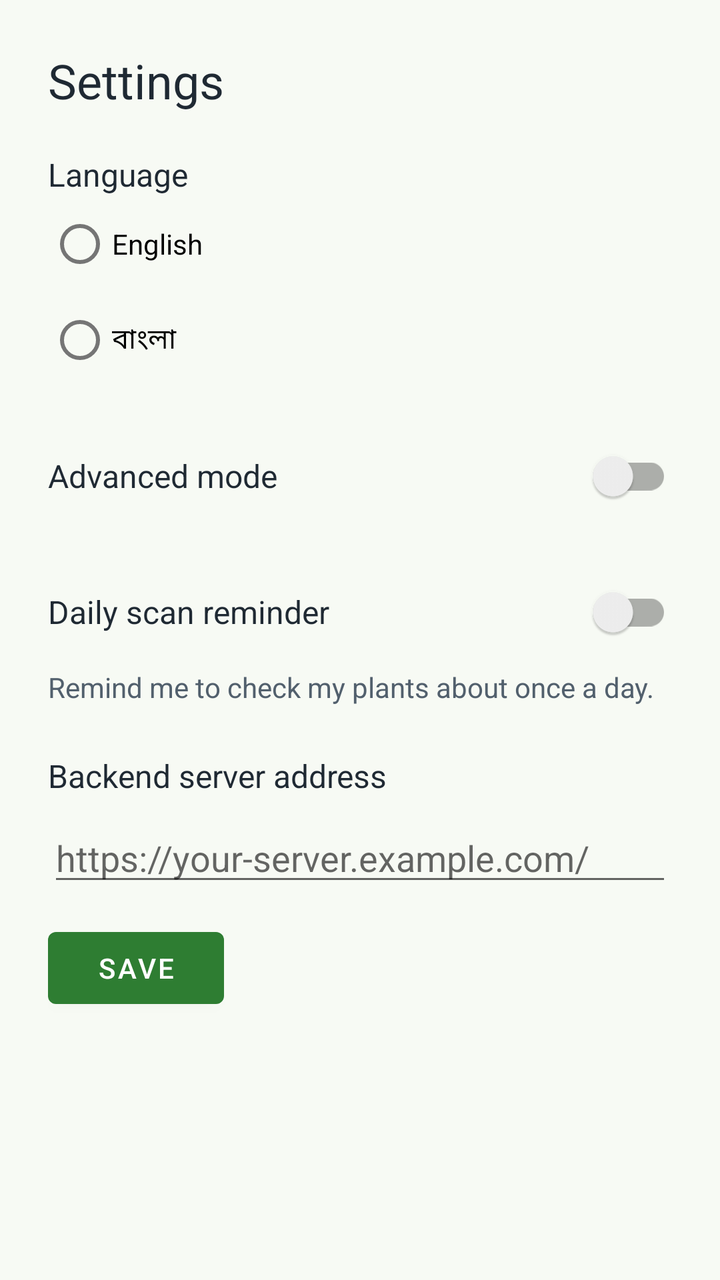
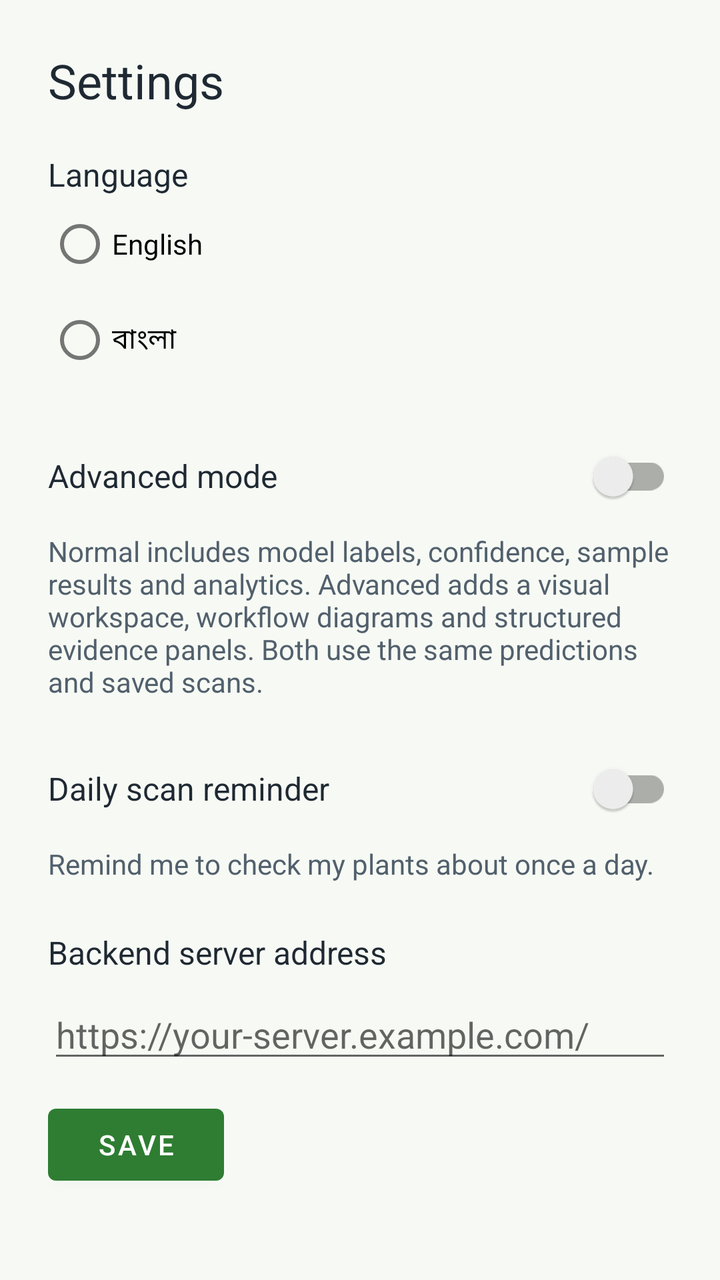

An Android layout rendered at two revisions. The XML below is the earlier revision; the diff shows what the commit changed to produce the second picture.
<!-- AndroidManifest.xml: application theme Theme.Cropora -->
<!-- res/layout/activity_settings.xml -->
<?xml version="1.0" encoding="utf-8"?>
<ScrollView xmlns:android="http://schemas.android.com/apk/res/android"
    android:layout_width="match_parent"
    android:layout_height="match_parent"
    android:fillViewport="true"
    android:background="@color/screen_background">

<LinearLayout
    android:layout_width="match_parent"
    android:layout_height="wrap_content"
    android:orientation="vertical"
    android:padding="24dp"
    android:background="@color/screen_background">

    <TextView
        android:id="@+id/textSettingsTitle"
        android:layout_width="match_parent"
        android:layout_height="wrap_content"
        android:text="@string/settings_title"
        android:textColor="@color/text_primary"
        android:textSize="24sp" />

    <TextView
        android:layout_width="match_parent"
        android:layout_height="wrap_content"
        android:layout_marginTop="20dp"
        android:text="@string/settings_language"
        android:textColor="@color/text_primary"
        android:textSize="16sp" />

    <RadioGroup
        android:id="@+id/groupLanguage"
        android:layout_width="match_parent"
        android:layout_height="wrap_content"
        android:orientation="vertical">
        <RadioButton
            android:id="@+id/radioEnglish"
            android:layout_width="match_parent"
            android:layout_height="wrap_content"
            android:minHeight="48dp"
            android:text="@string/language_english" />
        <RadioButton
            android:id="@+id/radioBangla"
            android:layout_width="match_parent"
            android:layout_height="wrap_content"
            android:minHeight="48dp"
            android:text="@string/language_bangla" />
    </RadioGroup>

    <androidx.appcompat.widget.SwitchCompat
        android:id="@+id/switchAdvancedMode"
        android:layout_width="match_parent"
        android:layout_height="wrap_content"
        android:minHeight="48dp"
        android:layout_marginTop="20dp"
        android:text="@string/settings_advanced_mode"
        android:textColor="@color/text_primary"
        android:textSize="16sp" />

    <androidx.appcompat.widget.SwitchCompat
        android:id="@+id/switchScanReminders"
        android:layout_width="match_parent"
        android:layout_height="wrap_content"
        android:layout_marginTop="20dp"
        android:text="@string/settings_scan_reminders"
        android:textColor="@color/text_primary"
        android:textSize="16sp" />

    <TextView
        android:layout_width="match_parent"
        android:layout_height="wrap_content"
        android:layout_marginTop="4dp"
        android:text="@string/settings_scan_reminders_description"
        android:textColor="@color/text_secondary" />

    <TextView
        android:id="@+id/textServerUrlLabel"
        android:layout_width="match_parent"
        android:layout_height="wrap_content"
        android:layout_marginTop="24dp"
        android:text="@string/server_url_label"
        android:textColor="@color/text_primary"
        android:textSize="16sp" />

    <EditText
        android:id="@+id/editServerUrl"
        android:layout_width="match_parent"
        android:layout_height="wrap_content"
        android:layout_marginTop="8dp"
        android:autofillHints=""
        android:hint="@string/server_url_hint"
        android:inputType="textUri"
        android:singleLine="true" />

    <Button
        android:id="@+id/buttonSaveServerUrl"
        android:layout_width="wrap_content"
        android:layout_height="wrap_content"
        android:layout_marginTop="12dp"
        android:text="@string/save_server_url" />

</LinearLayout>
</ScrollView>
<!-- resources referenced by this layout -->
<resources>
  <color name="screen_background">#F7FAF4</color>
  <color name="text_primary">#1F2933</color>
  <color name="text_secondary">#52606D</color>
  <string name="language_bangla" translatable="false">বাংলা</string>
  <string name="language_english" translatable="false">English</string>
  <string name="save_server_url">Save</string>
  <string name="server_url_hint">https://your-server.example.com/</string>
  <string name="server_url_label">Backend server address</string>
  <string name="settings_advanced_mode">Advanced mode</string>
  <string name="settings_language">Language</string>
  <string name="settings_scan_reminders">Daily scan reminder</string>
  <string name="settings_scan_reminders_description">Remind me to check my plants about once a day.</string>
  <string name="settings_title">Settings</string>
  <style name="Theme.Cropora" parent="Theme.MaterialComponents.DayNight.DarkActionBar">
          <item name="colorPrimary">@color/leaf_green</item>
          <item name="colorPrimaryDark">@color/leaf_green_dark</item>
          <item name="colorAccent">@color/leaf_green</item>
          <item name="android:windowBackground">@color/screen_background</item>
      </style>
  <color name="leaf_green">#2E7D32</color>
  <color name="leaf_green_dark">#1B5E20</color>
</resources>

<!-- the commit's change to res/layout/activity_settings.xml (unified diff, before → after) -->
@@ -57,6 +57,13 @@
         android:textColor="@color/text_primary"
         android:textSize="16sp" />
 
+    <TextView
+        android:layout_width="match_parent"
+        android:layout_height="wrap_content"
+        android:layout_marginTop="4dp"
+        android:text="@string/visual_mode_description"
+        android:textColor="@color/text_secondary" />
+
     <androidx.appcompat.widget.SwitchCompat
         android:id="@+id/switchScanReminders"
         android:layout_width="match_parent"
<!-- resource entries referenced after the edit -->
@@ -13,6 +13,7 @@
   <string name="settings_scan_reminders">Daily scan reminder</string>
   <string name="settings_scan_reminders_description">Remind me to check my plants about once a day.</string>
   <string name="settings_title">Settings</string>
+  <string name="visual_mode_description">Normal includes model labels, confidence, sample results and analytics. Advanced adds a visual workspace, workflow diagrams and structured evidence panels. Both use the same predictions and saved scans.</string>
   <style name="Theme.Cropora" parent="Theme.MaterialComponents.DayNight.DarkActionBar">
           <item name="colorPrimary">@color/leaf_green</item>
           <item name="colorPrimaryDark">@color/leaf_green_dark</item>
